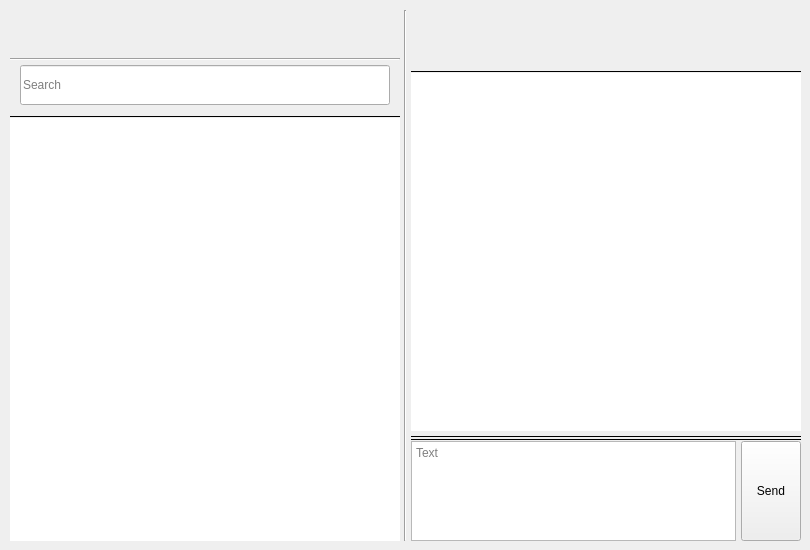
Above: src/client/ui/MainWidget/mainwidget.ui from DuckLuckBreakout/InCorp-messenger before the change. Below: the same form after it.
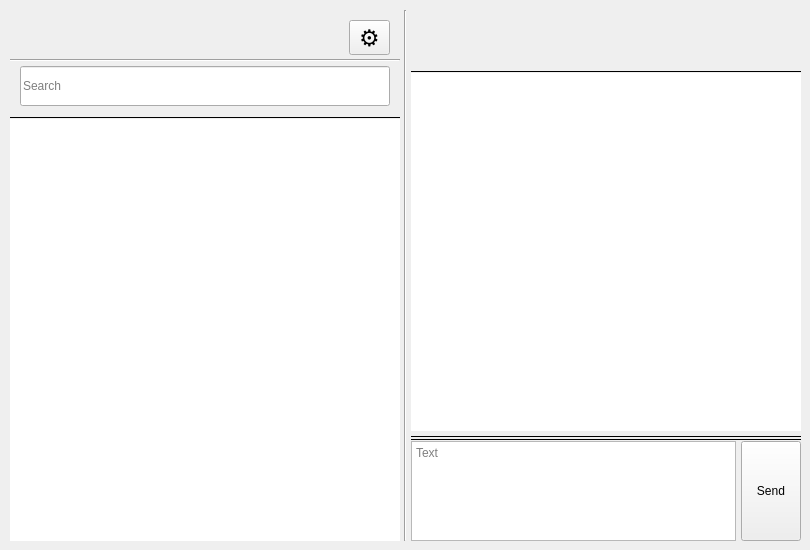
That is the form after the change. Custom widgets are drawn as their Qt base class.

```diff
--- a/src/client/ui/MainWidget/mainwidget.ui
+++ b/src/client/ui/MainWidget/mainwidget.ui
@@ -156,6 +156,52 @@
              </item>
             </layout>
            </item>
+           <item>
+            <spacer name="horizontalSpacer_11">
+             <property name="orientation">
+              <enum>Qt::Horizontal</enum>
+             </property>
+             <property name="sizeType">
+              <enum>QSizePolicy::Fixed</enum>
+             </property>
+             <property name="sizeHint" stdset="0">
+              <size>
+               <width>10</width>
+               <height>20</height>
+              </size>
+             </property>
+            </spacer>
+           </item>
+           <item>
+            <widget class="QToolButton" name="menuButton">
+             <property name="sizePolicy">
+              <sizepolicy hsizetype="Fixed" vsizetype="Fixed">
+               <horstretch>0</horstretch>
+               <verstretch>30</verstretch>
+              </sizepolicy>
+             </property>
+             <property name="minimumSize">
+              <size>
+               <width>35</width>
+               <height>35</height>
+              </size>
+             </property>
+             <property name="font">
+              <font>
+               <pointsize>17</pointsize>
+              </font>
+             </property>
+             <property name="text">
+              <string>⚙</string>
+             </property>
+             <property name="iconSize">
+              <size>
+               <width>35</width>
+               <height>35</height>
+              </size>
+             </property>
+            </widget>
+           </item>
            <item>
             <spacer name="horizontalSpacer_9">
              <property name="orientation">
```
